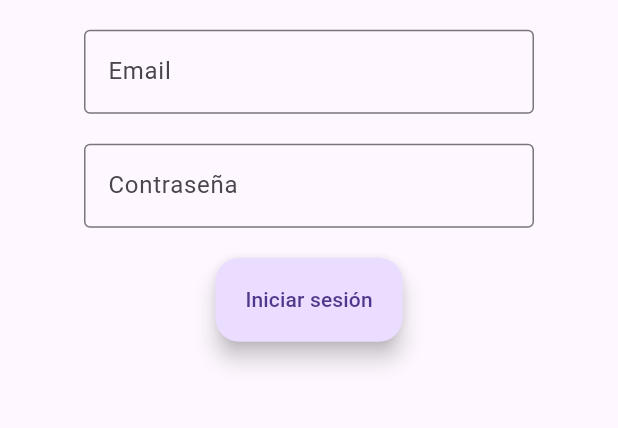
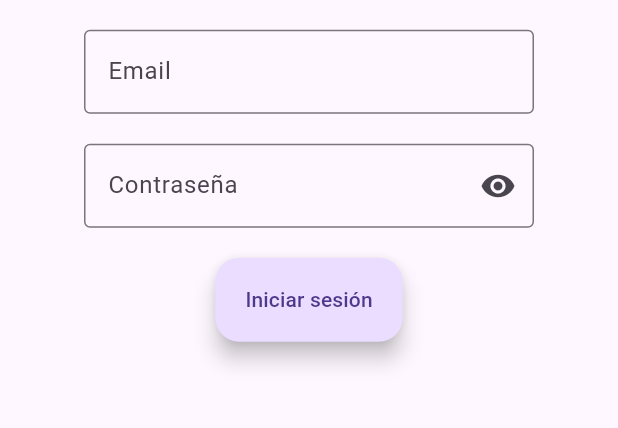
Before and after one commit to arturocev/mandangon, a Flutter app: the IniciarSesion screen opened directly, on a phone screen of 412 x 824 dp, the part 529-957 px from its top. Run offline on Flutter 3.47's test engine with Material 3 defaults, Android fonts, the phone set to English and light mode, and no system bars.

Commit message:
Añadida función de visibilidad en el campo de texto de la contraseña

```diff
--- a/lib/iniciar_sesion.dart
+++ b/lib/iniciar_sesion.dart
@@ -17,11 +17,15 @@ class _IniciarSesionState extends State<IniciarSesion>
   // --------------- VARIABLES GLOBALES -----------------
   late TextEditingController controladorEmail; // controlador para el campo de texto del email
   late TextEditingController controladorPass; // controlador para el campo de texto de la contraseña
+  late bool ocultarPass; // variable booleana para cambiar el valor de obscuretext en el campo de texto de la contraseña
+  late Icon iconoPass; // Icono de visibilidad de la contraseña
 
   // Método para inicializar las variables
   void initState() {
     controladorEmail = TextEditingController();
     controladorPass = TextEditingController();
+    ocultarPass = true;
+    iconoPass = Icon(Icons.visibility);
     super.initState();
   }
 
@@ -100,10 +104,22 @@ class _IniciarSesionState extends State<IniciarSesion>
                   width: 300,
                   child: TextField(
                     controller: controladorPass,
-                    obscureText: true,
+                    obscureText: ocultarPass,
                   decoration: InputDecoration(
                     border: OutlineInputBorder(),
                     labelText: "Contraseña",
+                    suffixIcon: IconButton(onPressed: () { // Si presiona en el icono, cambiará el valor de la visibilidad de contraseña y el icono
+                      setState(() {
+                        if (ocultarPass) {
+                          ocultarPass = false;
+                          iconoPass = Icon(Icons.visibility_off);
+                        } else {
+                          ocultarPass = true;
+                          iconoPass = Icon(Icons.visibility);
+                        }
+                      });
+                    }, icon: iconoPass
+                    ),
                   ),
                 ),
                 ),
```
